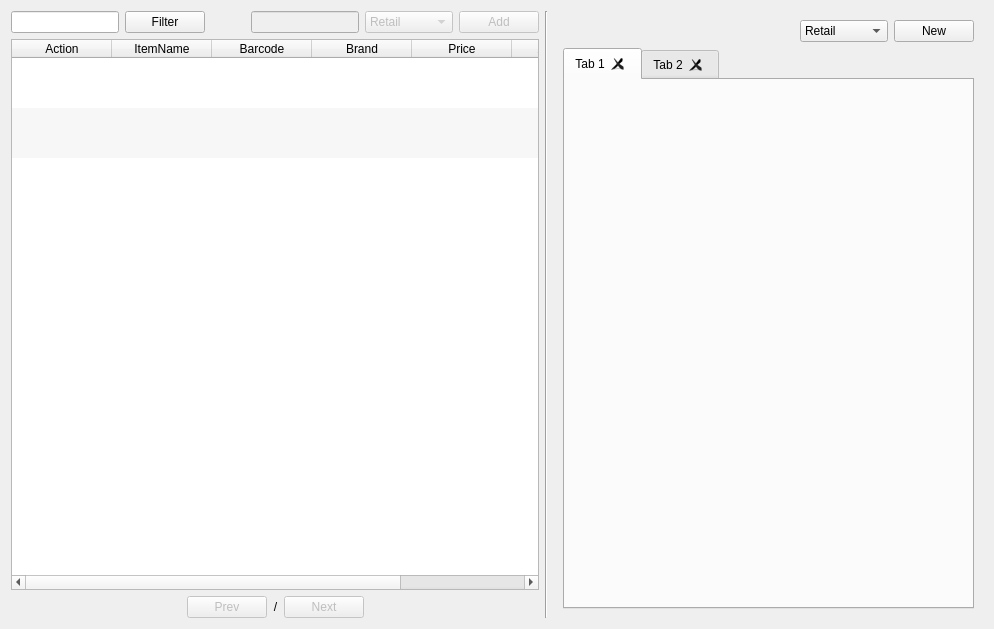
Before: the Qt Designer form app/views/templates/ManageSales.ui in rondalefloyd/mts-pos, drawn with Qt 5.
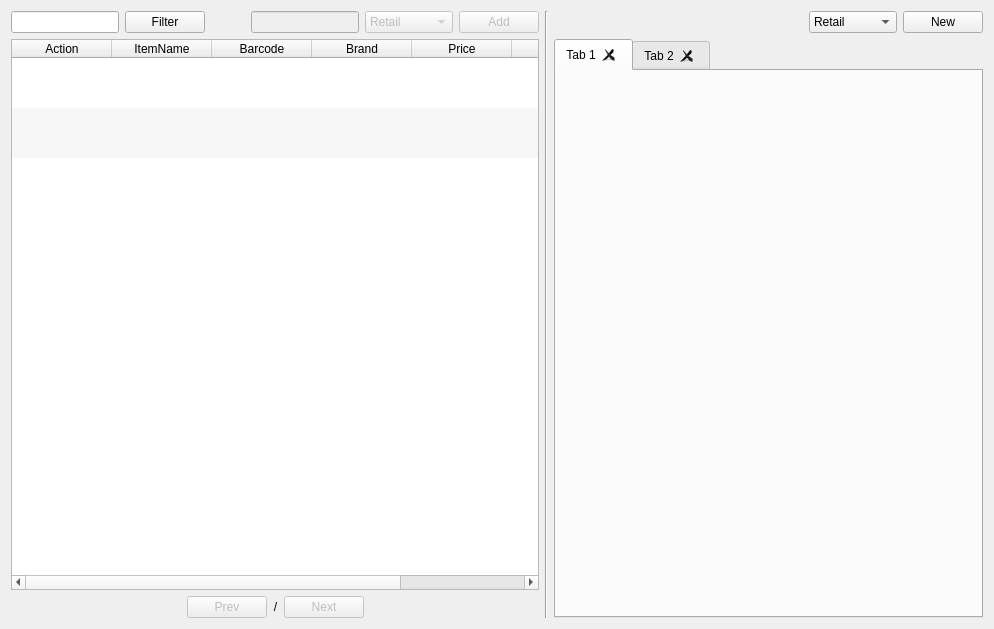
After: the same form once the commit is applied.

```diff
--- a/app/views/templates/ManageSales.ui
+++ b/app/views/templates/ManageSales.ui
@@ -261,6 +261,18 @@
       </size>
      </property>
      <layout class="QVBoxLayout" name="verticalLayout_2">
+      <property name="leftMargin">
+       <number>0</number>
+      </property>
+      <property name="topMargin">
+       <number>0</number>
+      </property>
+      <property name="rightMargin">
+       <number>0</number>
+      </property>
+      <property name="bottomMargin">
+       <number>0</number>
+      </property>
       <item>
        <layout class="QHBoxLayout" name="horizontalLayout_3">
         <item>
```
